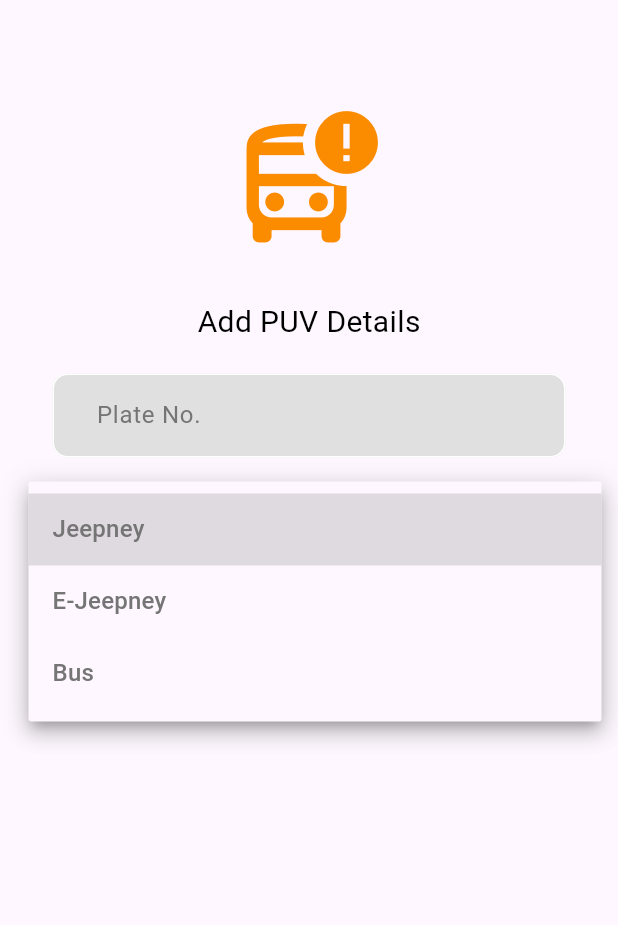
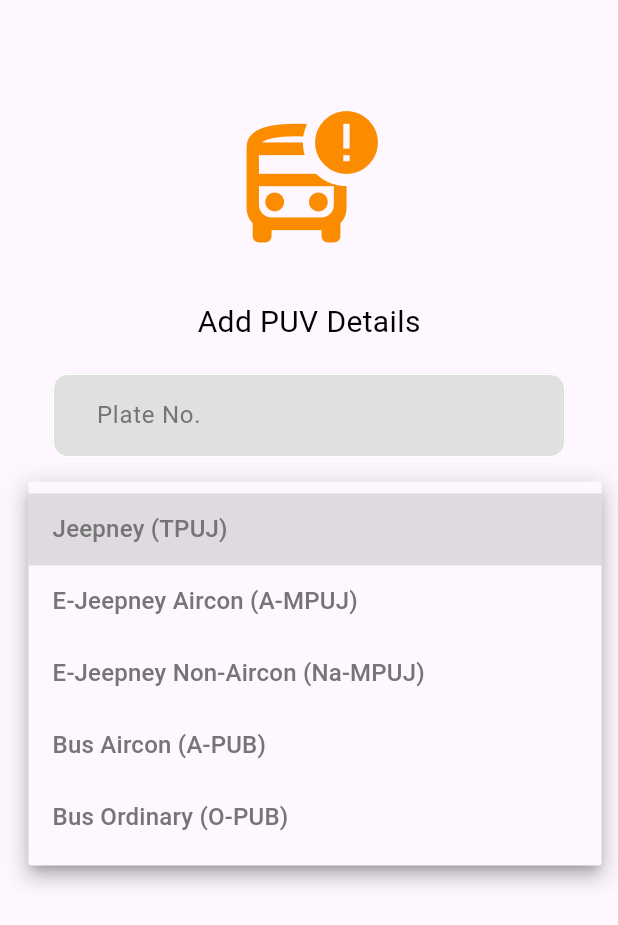
Before and after one commit to Jeydori/route4me_driver, a Flutter app: the carInfoPage screen opened directly, after a tap on "Choose PUV Type", on a phone screen of 412 x 824 dp. Shown: the top 925 px of the screen. Run offline on Flutter 3.47's test engine with Material 3 defaults, Android fonts, the phone set to English and light mode, and no system bars; our stand-ins replace firebase_auth, firebase_core, firebase_database, geolocator, google_maps_flutter, google_sign_in; missing offline and left inert: flutter_geofire; accounts and stored records are empty.

Commit message:
06/17/24 android

```diff
--- a/lib/pages/car_info_page.dart
+++ b/lib/pages/car_info_page.dart
@@ -14,7 +14,13 @@ class carInfoPage extends StatefulWidget {
 
 class _carInfoPageState extends State<carInfoPage> {
   final carPlateController = TextEditingController();
-  List<String> carTypes = ['Jeepney', 'E-Jeepney', 'Bus'];
+  List<String> carTypes = [
+    'Jeepney (TPUJ)',
+    'E-Jeepney Aircon (A-MPUJ)',
+    'E-Jeepney Non-Aircon (Na-MPUJ)',
+    'Bus Aircon (A-PUB)',
+    'Bus Ordinary (O-PUB)'
+  ];
   String? selectedCarType;
 
   @override
```
